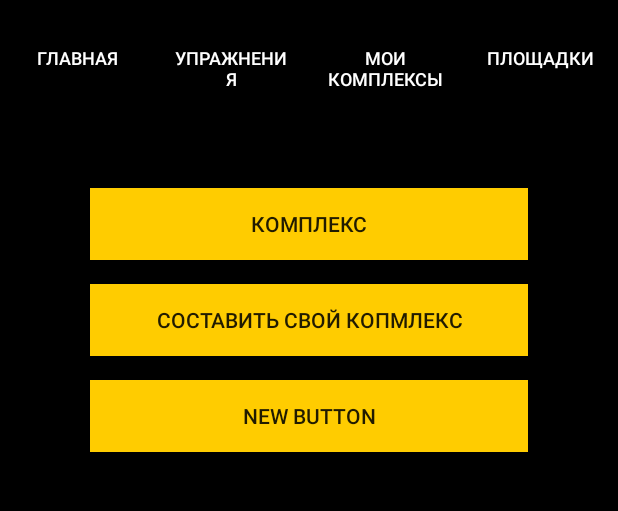
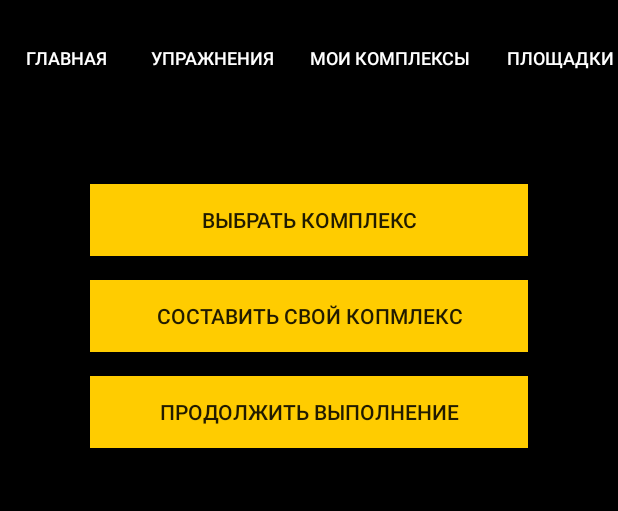
Before and after one commit to volhaBokuts/TRXTraining, an Android app: the screen it shows after launch (HomeActivity), on a phone screen of 412 x 824 dp, the part 62-573 px from its top. Run offline under Robolectric (Android 15) with nearby library versions, the phone set to English and light mode, and no system bars.

```diff
--- a/app/src/main/AndroidManifest.xml
+++ b/app/src/main/AndroidManifest.xml
@@ -16,6 +16,9 @@
             </intent-filter>
         </activity>
         <activity android:name=".HomeActivity" />
+        <activity android:name=".ExercisesActivity" />
+        <activity android:name=".UserComplexesActivity" />
+        <activity android:name=".PlaygroundsActivity"></activity>
     </application>
 
 </manifest>
--- a/app/src/main/java/com/example/fellow/trxtraining/HomeActivity.java
+++ b/app/src/main/java/com/example/fellow/trxtraining/HomeActivity.java
@@ -1,13 +1,41 @@
 package com.example.fellow.trxtraining;
 
+import android.content.Intent;
 import android.support.v7.app.AppCompatActivity;
 import android.os.Bundle;
+import android.view.View;
+import android.widget.Button;
 
-public class HomeActivity extends AppCompatActivity {
+public class HomeActivity extends AppCompatActivity implements View.OnClickListener {
+
+    Button btnHome, btnExercises, btnPlaygrounds, btnUserComplexes;
 
     @Override
     protected void onCreate(Bundle savedInstanceState) {
         super.onCreate(savedInstanceState);
         setContentView(R.layout.activity_main);
+
+        btnHome = (Button) findViewById(R.id.buttonHome);
+        btnExercises = (Button) findViewById(R.id.buttonExercises);
+        btnUserComplexes = (Button) findViewById(R.id.buttonUserComplexes);
+        btnPlaygrounds = (Button) findViewById(R.id.buttonPlaygrounds);
+    }
+
+    @Override
+    public void onClick(View v) {
+        switch(v.getId()) {
+            case R.id.buttonExercises:
+                Intent intentExercises = new Intent(this, ExercisesActivity.class);
+                startActivity(intentExercises);
+                break;
+            case R.id.buttonUserComplexes:
+                Intent intentUserComplexes = new Intent(this, UserComplexesActivity.class);
+                startActivity(intentUserComplexes);
+                break;
+            case R.id.buttonPlaygrounds:
+                Intent intentPlaygrounds = new Intent(this, PlaygroundsActivity.class);
+                startActivity(intentPlaygrounds);
+                break;
+        }
     }
 }
--- a/app/src/main/res/layout/activity_main.xml
+++ b/app/src/main/res/layout/activity_main.xml
@@ -7,9 +7,14 @@
     tools:context=".HomeActivity"
     android:background="@color/colorBackground">
 
+    <HorizontalScrollView
+        android:layout_width="wrap_content"
+        android:layout_height="wrap_content"
+        android:id="@+id/horizontalScrollView" >
+
         <LinearLayout
             android:orientation="horizontal"
-        android:layout_width="match_parent"
+            android:layout_width="wrap_content"
             android:layout_height="wrap_content">
 
             <Button
@@ -20,7 +25,10 @@
                 android:layout_weight="1"
                 style="?android:attr/borderlessButtonStyle"
                 android:textColor="@color/colorText"
-            android:textSize="12sp" />
+                android:textSize="12sp"
+                android:gravity="center"
+                android:clickable="true"
+                android:onClick="onClick" />
 
             <Button
                 android:id="@+id/buttonExercises"
@@ -30,29 +38,37 @@
                 android:layout_weight="1"
                 style="?android:attr/borderlessButtonStyle"
                 android:textColor="@color/colorText"
-            android:textSize="12sp"/>
+                android:textSize="12sp"
+                android:gravity="center"
+                android:onClick="onClick" />
 
             <Button
-            android:id="@+id/buttonTraining"
+                android:id="@+id/buttonUserComplexes"
                 android:layout_width="0dp"
                 android:layout_height="wrap_content"
-            android:text="@string/btn_training"
+                android:text="@string/btn_user_complexes"
                 android:layout_weight="1"
                 style="?android:attr/borderlessButtonStyle"
                 android:textColor="@color/colorText"
-            android:textSize="12sp"/>
+                android:textSize="12sp"
+                android:gravity="center"
+                android:onClick="onClick" />
 
             <Button
-            android:id="@+id/buttonWorkout"
+                android:id="@+id/buttonPlaygrounds"
                 android:layout_width="0dp"
                 android:layout_height="wrap_content"
-            android:text="@string/btn_workout"
+                android:text="@string/btn_playgrounds"
                 android:layout_weight="1"
                 style="?android:attr/borderlessButtonStyle"
                 android:textColor="@color/colorText"
-            android:textSize="12sp"/>
+                android:textSize="12sp"
+                android:gravity="top"
+                android:onClick="onClick" />
 
         </LinearLayout>
+
+    </HorizontalScrollView>
 
     <LinearLayout
         android:orientation="vertical"
@@ -87,7 +103,7 @@
                 android:id="@+id/button3"
                 android:layout_width="match_parent"
                 android:layout_height="wrap_content"
-                android:text="New Button"
+                android:text="@string/btn_continue_complex"
                 android:layout_gravity="center"
                 android:background="@color/colorButton"
                 android:layout_marginBottom="16dp" />
--- a/app/src/main/res/values/strings.xml
+++ b/app/src/main/res/values/strings.xml
@@ -2,8 +2,9 @@
     <string name="app_name">TRXTraining</string>
     <string name="btn_home">Главная</string>
     <string name="btn_exercises">Упражнения</string>
-    <string name="btn_workout">Площадки</string>
-    <string name="btn_training">Мои комплексы</string>
-    <string name="btn_complex">Комплекс</string>
+    <string name="btn_playgrounds">Площадки</string>
+    <string name="btn_user_complexes">Мои комплексы</string>
+    <string name="btn_complex">Выбрать комплекс</string>
     <string name="btn_own_complex">Составить свой копмлекс</string>
+    <string name="btn_continue_complex">Продолжить выполнение</string>
 </resources>
```
Also changed, not shown: app/src/main/java/com/example/fellow/trxtraining/ExercisesActivity.java (added, +13 -0 lines), app/src/main/java/com/example/fellow/trxtraining/PlaygroundsActivity.java (added, +13 -0 lines), app/src/main/java/com/example/fellow/trxtraining/UserComplexesActivity.java (added, +13 -0 lines), app/src/main/res/drawable/menu_button.xml (deleted, +0 -8 lines), app/src/main/res/layout/activity_exercises.xml (added, +12 -0 lines), app/src/main/res/layout/activity_playgrounds.xml (added, +12 -0 lines), app/src/main/res/layout/activity_user_complexes.xml (added, +12 -0 lines), app/src/main/res/drawable/button_default.9.png (deleted), app/src/main/res/drawable/button_focused.9.png (deleted), app/src/main/res/drawable/button_pressed.9.png (deleted), 1 other file. Lines whose indentation alone changed are shown as unchanged.
